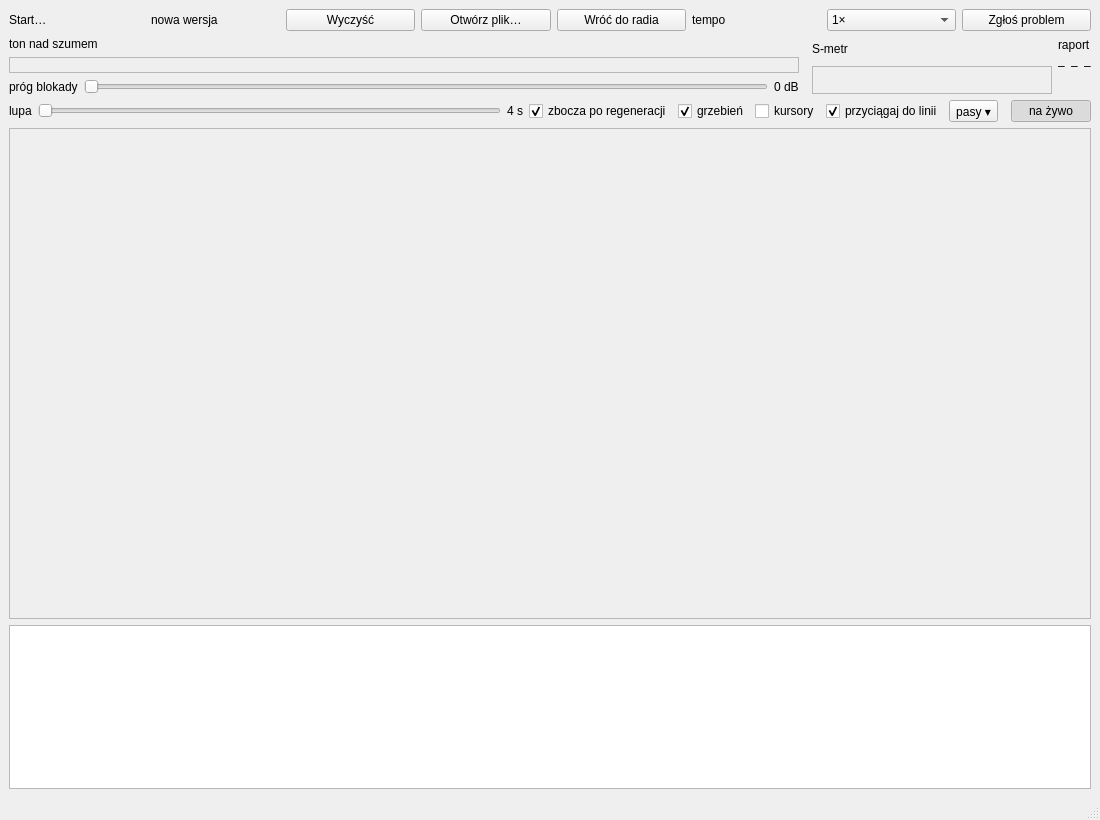
Qt form tools/gui/okno.ui (programmer-bvn/cw-decoder-dsp) before a commit.
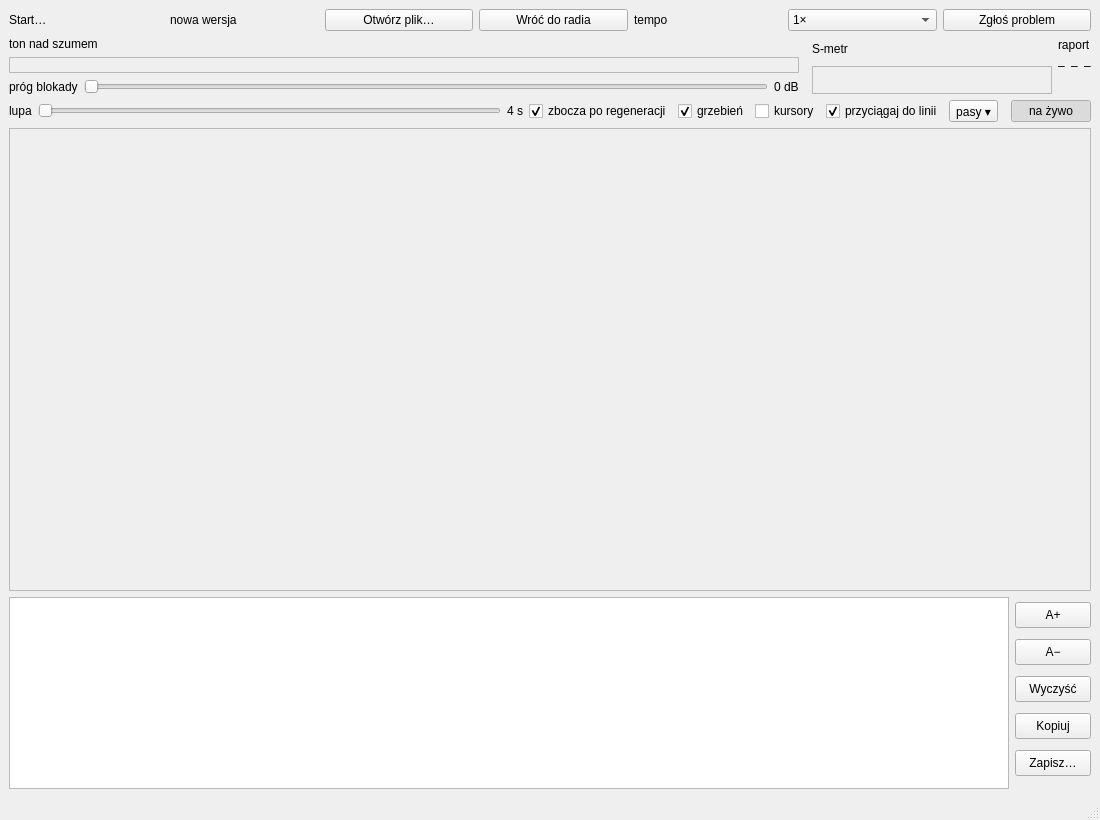
The same form after that commit.

Commit message: Okno Qt: pasek przy tekscie - czcionka +/- (zapamietana), wyczysc, kopiuj (tekst i HTML z kolorami), zapisz do HTML albo TXT

What changed in the file:
```diff
--- a/tools/gui/okno.ui
+++ b/tools/gui/okno.ui
@@ -24,7 +24,6 @@
       <item><widget class="QLabel" name="lblStan"><property name="text"><string>Start…</string></property></widget></item>
       <item><spacer name="odstepGora"><property name="orientation"><enum>Qt::Horizontal</enum></property></spacer></item>
       <item><widget class="QLabel" name="lblWersja"><property name="text"><string>nowa wersja</string></property></widget></item>
-      <item><widget class="QPushButton" name="btnWyczysc"><property name="text"><string>Wyczyść</string></property></widget></item>
       <item><widget class="QPushButton" name="btnOtworz"><property name="text"><string>Otwórz plik…</string></property></widget></item>
       <item><widget class="QPushButton" name="btnRadio"><property name="text"><string>Wróć do radia</string></property></widget></item>
       <item><widget class="QLabel" name="lblTempo"><property name="text"><string>tempo</string></property></widget></item>
@@ -133,13 +132,28 @@
      </widget>
     </item>
 
-    <!-- odczytany tekst: zaznaczanie i kopiowanie (Ctrl+C) działa, pisać się nie da -->
+    <!-- odczytany tekst: zaznaczanie i kopiowanie (Ctrl+C) działa, pisać się nie da;
+         z boku pasek: czcionka, wyczyść, kopiuj, zapisz (HTML z kolorami albo TXT) -->
+    <item>
+     <layout class="QHBoxLayout" name="ukladTekst">
     <item>
      <widget class="QTextEdit" name="txtOdczyt">
       <property name="readOnly"><bool>true</bool></property>
       <property name="textInteractionFlags"><set>Qt::TextSelectableByKeyboard|Qt::TextSelectableByMouse</set></property>
       <property name="sizePolicy"><sizepolicy hsizetype="Expanding" vsizetype="Expanding"><horstretch>0</horstretch><verstretch>1</verstretch></sizepolicy></property>
      </widget>
+      </item>
+      <item>
+       <layout class="QVBoxLayout" name="ukladPasekTekstu">
+        <item><widget class="QToolButton" name="btnCzcionkaWieksza"><property name="minimumSize"><size><width>76</width><height>26</height></size></property><property name="text"><string>A+</string></property><property name="toolTip"><string>Większa czcionka (też Ctrl + kółko)</string></property></widget></item>
+        <item><widget class="QToolButton" name="btnCzcionkaMniejsza"><property name="minimumSize"><size><width>76</width><height>26</height></size></property><property name="text"><string>A−</string></property><property name="toolTip"><string>Mniejsza czcionka</string></property></widget></item>
+        <item><widget class="QToolButton" name="btnWyczysc"><property name="minimumSize"><size><width>76</width><height>26</height></size></property><property name="text"><string>Wyczyść</string></property><property name="toolTip"><string>Wyczyść bufor tekstu</string></property></widget></item>
+        <item><widget class="QToolButton" name="btnKopiuj"><property name="minimumSize"><size><width>76</width><height>26</height></size></property><property name="text"><string>Kopiuj</string></property><property name="toolTip"><string>Do schowka: zaznaczenie, a bez zaznaczenia cały tekst</string></property></widget></item>
+        <item><widget class="QToolButton" name="btnZapisz"><property name="minimumSize"><size><width>76</width><height>26</height></size></property><property name="text"><string>Zapisz…</string></property><property name="toolTip"><string>Do pliku: HTML z kolorami (otwiera każda przeglądarka i Word) albo zwykły tekst</string></property></widget></item>
+        <item><spacer name="odstepPasekTekstu"><property name="orientation"><enum>Qt::Vertical</enum></property></spacer></item>
+       </layout>
+      </item>
+     </layout>
     </item>
    </layout>
   </widget>
```
Lines whose indentation alone changed are shown as unchanged. The commit also changes 2 other files.
